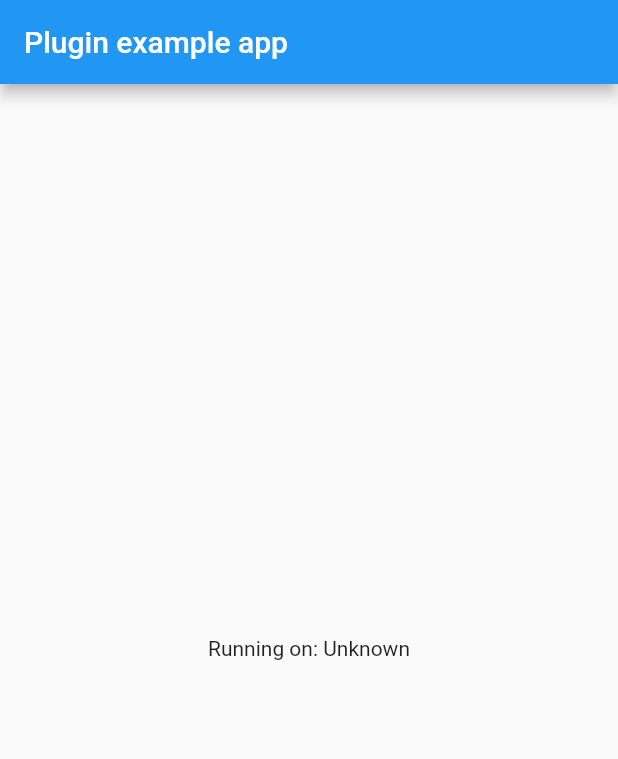
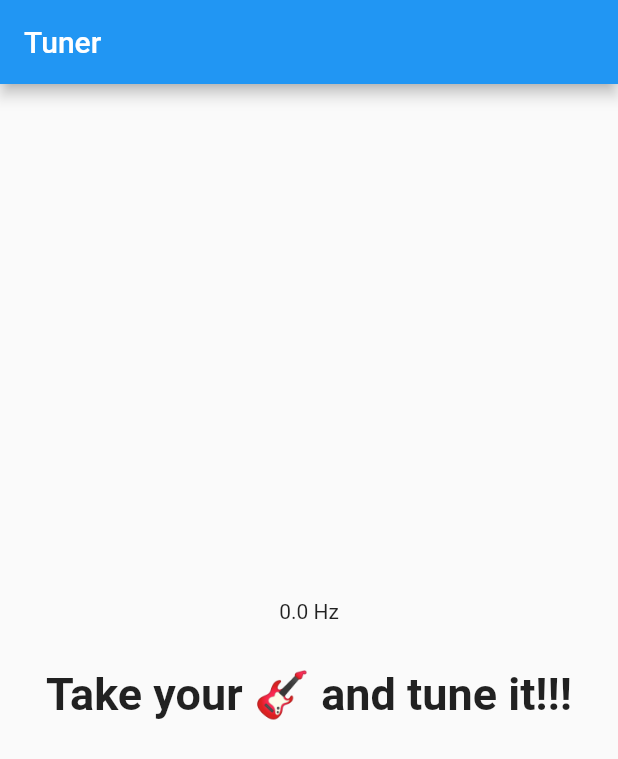
Before and after one commit to mishkov/sound_frequency_meter, a Flutter app: the screen it shows after launch, on a phone screen of 412 x 824 dp. Shown: the top 759 px of the screen. Run offline on Flutter 3.47's test engine with Material 2 defaults, Android fonts, the phone set to English and light mode, and no system bars; our stand-ins replace permission_handler, plugin_platform_interface.

Commit message:
Add simple example

```diff
--- a/example/lib/main.dart
+++ b/example/lib/main.dart
@@ -1,49 +1,40 @@
 import 'package:flutter/material.dart';
-import 'dart:async';
 
-import 'package:flutter/services.dart';
 import 'package:sound_frequency_meter/sound_frequency_meter.dart';
+import 'package:sound_frequency_meter/sound_frequency_meter_configuration.dart';
 
 void main() {
-  runApp(const MyApp());
+  runApp(const TunerApp());
 }
 
-class MyApp extends StatefulWidget {
-  const MyApp({Key? key}) : super(key: key);
+class TunerApp extends StatefulWidget {
+  const TunerApp({super.key});
 
   @override
-  State<MyApp> createState() => _MyAppState();
+  State<TunerApp> createState() => _TunerAppState();
 }
 
-class _MyAppState extends State<MyApp> {
-  String _platformVersion = 'Unknown';
-  final _soundFrequencyMeterPlugin = SoundFrequencyMeter();
+class _TunerAppState extends State<TunerApp> {
+  final _soundFrequencyMeter = SoundFrequencyMeter(
+    const SoundFrequencyMeterConfiguration(),
+  );
+
+  double _frequency = 0.0;
 
   @override
   void initState() {
     super.initState();
-    initPlatformState();
+    intFrequencyListener();
   }
 
-  // Platform messages are asynchronous, so we initialize in an async method.
-  Future<void> initPlatformState() async {
-    String platformVersion;
-    // Platform messages may fail, so we use a try/catch PlatformException.
-    // We also handle the message potentially returning null.
-    try {
-      platformVersion =
-          await _soundFrequencyMeterPlugin.getPlatformVersion() ?? 'Unknown platform version';
-    } on PlatformException {
-      platformVersion = 'Failed to get platform version.';
-    }
+  void intFrequencyListener() {
+    _soundFrequencyMeter.addFrequencyListener((frequency) {
+      if (frequency == null) return;
+      if (!mounted) return;
 
-    // If the widget was removed from the tree while the asynchronous platform
-    // message was in flight, we want to discard the reply rather than calling
-    // setState to update our non-existent appearance.
-    if (!mounted) return;
-
-    setState(() {
-      _platformVersion = platformVersion;
+      setState(() {
+        _frequency = frequency;
+      });
     });
   }
 
@@ -52,10 +43,23 @@ class _MyAppState extends State<MyApp> {
     return MaterialApp(
       home: Scaffold(
         appBar: AppBar(
-          title: const Text('Plugin example app'),
+          title: const Text('Tuner'),
         ),
         body: Center(
-          child: Text('Running on: $_platformVersion\n'),
+          child: Column(
+            mainAxisAlignment: MainAxisAlignment.center,
+            children: [
+              Text('$_frequency Hz'),
+              const SizedBox(height: 30),
+              const Text(
+                'Take your 🎸 and tune it!!!',
+                style: TextStyle(
+                  fontSize: 30,
+                  fontWeight: FontWeight.bold,
+                ),
+              ),
+            ],
+          ),
         ),
       ),
     );
```
